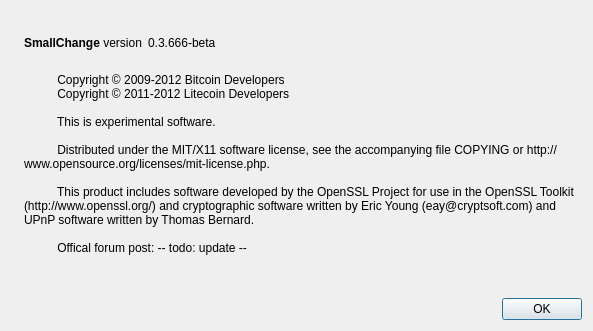
This is src/qt/forms/aboutdialog.ui in GhostLion/GameCoin as Qt 5 draws it before an edit. The edited form follows.
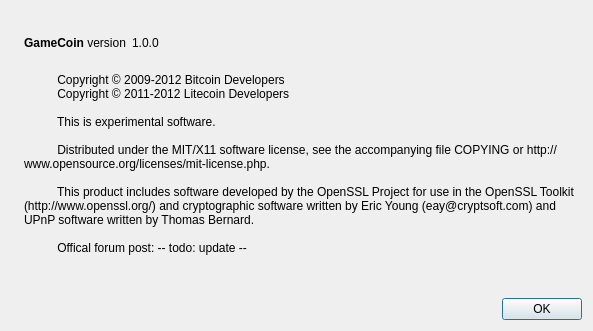
This is the edited form. Icons and pictures are not drawn.

```diff
--- a/src/qt/forms/aboutdialog.ui
+++ b/src/qt/forms/aboutdialog.ui
@@ -50,7 +50,7 @@
           <cursorShape>IBeamCursor</cursorShape>
          </property>
          <property name="text">
-          <string>&lt;b&gt;SmallChange&lt;/b&gt; version</string>
+          <string>&lt;html&gt;&lt;head/&gt;&lt;body&gt;&lt;p&gt;&lt;span style=&quot; font-weight:600;&quot;&gt;GameCoin&lt;/span&gt; version&lt;/p&gt;&lt;/body&gt;&lt;/html&gt;</string>
          </property>
          <property name="textInteractionFlags">
           <set>Qt::LinksAccessibleByMouse|Qt::TextSelectableByKeyboard|Qt::TextSelectableByMouse</set>
@@ -63,7 +63,7 @@
           <cursorShape>IBeamCursor</cursorShape>
          </property>
          <property name="text">
-          <string notr="true">0.3.666-beta</string>
+          <string notr="true">1.0.0</string>
          </property>
          <property name="textFormat">
           <enum>Qt::RichText</enum>
```
